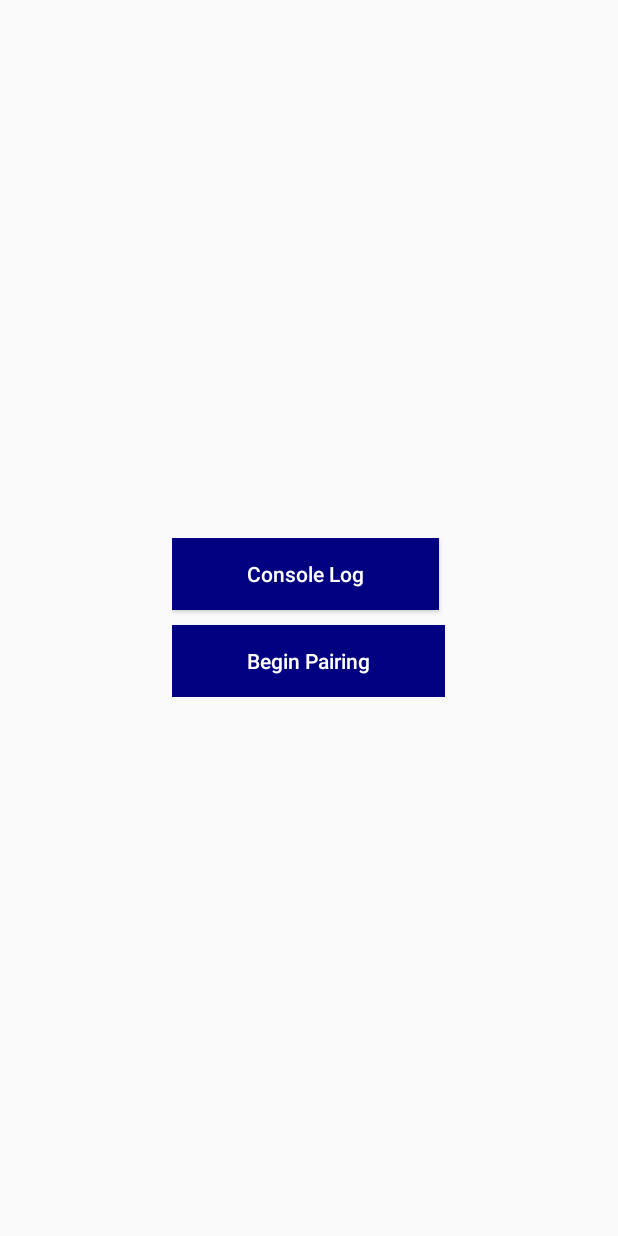
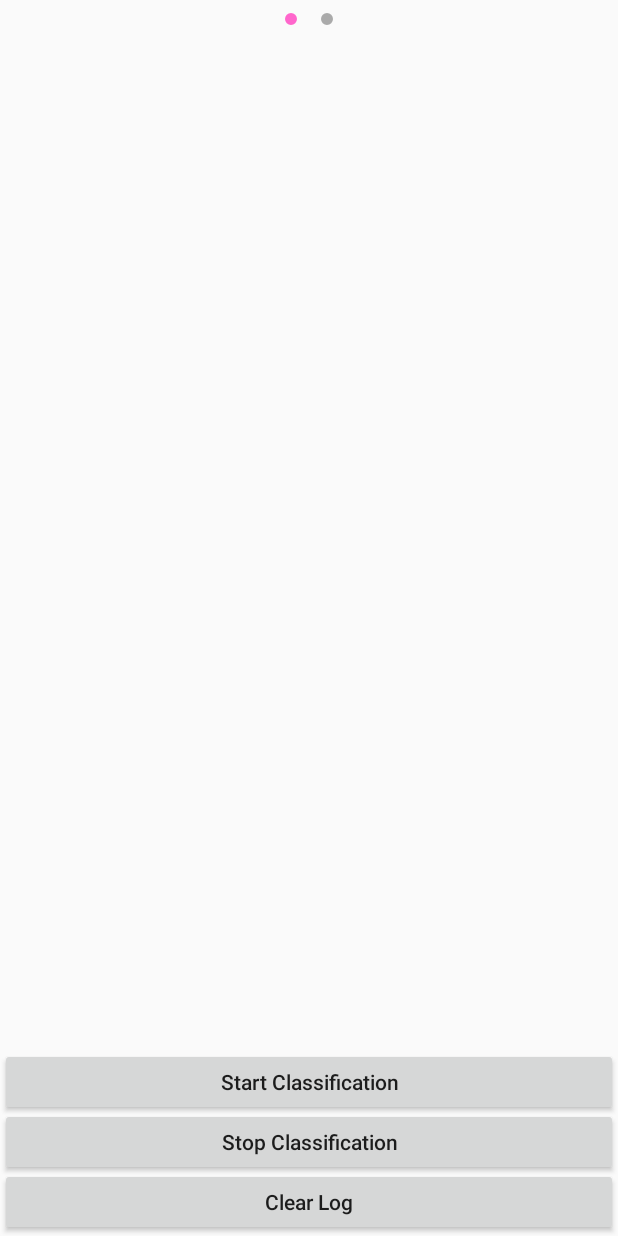
Before and after one commit to adriane0523/Capstone, an Android app: the screen it shows after launch (MainActivity before the commit, SliderParent after it), on a phone screen of 412 x 824 dp. Run offline under Robolectric (Android 15) with nearby library versions, the phone set to English and light mode, and no system bars; our stand-ins replace Firebase (no records; nobody signed in at launch, a user with empty details on screens opened directly), Picasso, Volley; pictures from the network do not load.

Commit message:
Attached StreamFragment to ConsoleLogFragment

```diff
--- a/CapstonePhoneApp/app/src/main/AndroidManifest.xml
+++ b/CapstonePhoneApp/app/src/main/AndroidManifest.xml
@@ -11,13 +11,13 @@
         android:roundIcon="@mipmap/ic_launcher_round"
         android:supportsRtl="true"
         android:theme="@style/AppTheme">
-        <activity android:name=".MainActivity">
+        <activity android:name=".SliderParent">
             <intent-filter>
                 <action android:name="android.intent.action.MAIN" />
                 <category android:name="android.intent.category.LAUNCHER" />
             </intent-filter>
         </activity>
-        <activity android:name=".ConsoleLogActivity"></activity>
+        <activity android:name=".MainActivity"></activity>
     </application>
 
 </manifest>
--- a/CapstonePhoneApp/app/src/main/java/com/example/capstonearchitecture2/ConsoleLogActivity.java
+++ b/CapstonePhoneApp/app/src/main/java/com/example/capstonearchitecture2/ConsoleLogFragment.java
@@ -2,16 +2,25 @@ package com.example.capstonephoneapp;
 
 import android.content.Context;
 import android.os.Bundle;
+import android.text.Html;
 import android.util.Log;
+import android.view.LayoutInflater;
 import android.view.View;
+import android.view.ViewGroup;
 import android.widget.ArrayAdapter;
 import android.widget.Button;
+import android.widget.LinearLayout;
 import android.widget.ListAdapter;
 import android.widget.ListView;
+import android.widget.TextView;
+import android.widget.Toast;
 
 import androidx.annotation.NonNull;
 import androidx.annotation.Nullable;
 import androidx.appcompat.app.AppCompatActivity;
+import androidx.fragment.app.Fragment;
+import androidx.viewpager.widget.PagerAdapter;
+import androidx.viewpager.widget.ViewPager;
 
 import com.android.volley.Request;
 import com.android.volley.RequestQueue;
@@ -19,6 +28,7 @@ import com.android.volley.Response;
 import com.android.volley.VolleyError;
 import com.android.volley.toolbox.StringRequest;
 import com.android.volley.toolbox.Volley;
+import com.example.capstonearchitecture2.PreferenceManager;
 import com.example.capstonephoneapp.LogAdapter;
 import com.example.capstonephoneapp.LogItem;
 import com.example.capstonephoneapp.MainActivity;
@@ -30,6 +40,7 @@ import com.google.firebase.database.DatabaseReference;
 import com.google.firebase.database.FirebaseDatabase;
 import com.google.firebase.database.ValueEventListener;
 
+import java.io.Console;
 import java.text.ParseException;
 import java.text.SimpleDateFormat;
 import java.util.ArrayList;
@@ -37,39 +48,66 @@ import java.util.Collections;
 import java.util.Comparator;
 import java.util.Date;
 
-public class ConsoleLogActivity extends AppCompatActivity {
+public class ConsoleLogFragment extends Fragment {
 
     private DatabaseReference databaseReference;
     public static Context context;
 
-    Button btn_startClassify;
-    Button btn_stopClassify;
-    Button btn_clearLog;
-    ListView lv_consoleLog;
+    private ViewPager viewPager;
+
+    private LinearLayout dots_layout;
+    private TextView[] dots;
+    private Button btn_startClassify;
+    private Button btn_stopClassify;
+    private Button btn_clearLog;
+    private ListView lv_consoleLog;
+    private int[] layouts;
 
     private ArrayList<LogItem> log = new ArrayList<LogItem>();
 
     LogAdapter mLogAdapter;
     RequestQueue queue;
 
-    protected void onCreate(Bundle savedInstanceState){
+    private PreferenceManager preferenceManager;
+
+    public ConsoleLogFragment(){}
+
+    @Override
+    public void onCreate(Bundle savedInstanceState){
         super.onCreate(savedInstanceState);
-        setContentView(R.layout.activity_console_log);
-        initWidgets();
+        if(getArguments() != null){
 
-        queue = Volley.newRequestQueue(ConsoleLogActivity.this);
+        }
+    }
 
-        mLogAdapter = new LogAdapter(this, R.layout.log_item_row, log);
+    public static ConsoleLogFragment newInstance(int page, String param1){
+        ConsoleLogFragment fragment = new ConsoleLogFragment();
+        return fragment;
+    }
+
+    @Override
+    public View onCreateView(LayoutInflater inflater, ViewGroup container, Bundle savedInstanceState){
+        View view = inflater.inflate(R.layout.activity_console_log, container, false);
+        initWidgets(view, inflater, container);
+
+        preferenceManager = new PreferenceManager(getActivity());
+        if(!preferenceManager.isFirstTimeLaunch()){
+            Toast.makeText(getActivity(), "Swipe right to view the smart glass live stream.", Toast.LENGTH_SHORT);
+        }
+
+        queue = Volley.newRequestQueue(getActivity());
+
+        mLogAdapter = new LogAdapter(getActivity(), R.layout.log_item_row, log);
         lv_consoleLog.setAdapter(mLogAdapter);
         mLogAdapter.notifyDataSetChanged();
         databaseReference = FirebaseDatabase.getInstance().getReference().child("log");
-        Log.e("Firebase", databaseReference.toString());
+        Log.e("FIREBASE", databaseReference.toString());
 
         ValueEventListener eventListener = new ValueEventListener() {
             @Override
             public void onDataChange(@NonNull DataSnapshot snapshot) {
                 log.removeAll(log);
-                for(DataSnapshot ds : snapshot.getChildren()){
+                for (DataSnapshot ds : snapshot.getChildren()) {
                     String description = ds.child("description").getValue(String.class);
                     String name = ds.child("name").getValue(String.class);
                     String picture = ds.child("picture").getValue(String.class);
@@ -87,7 +125,7 @@ public class ConsoleLogActivity extends AppCompatActivity {
                     }
                     Log.d("DB ACCESS", "Name is " + name);
                     LogItem logItem = new LogItem(description, name, picture, probability, relation, grade, convertedDate);
-                    logItem.pictureURL = "http://10.0.2.2:5000/"+picture;
+                    logItem.pictureURL = "http://10.0.2.2:5000/" + picture;
                     log.add(logItem);
                     Collections.sort(log, Collections.<LogItem>reverseOrder());
                     mLogAdapter.notifyDataSetChanged();
@@ -104,8 +142,8 @@ public class ConsoleLogActivity extends AppCompatActivity {
         btn_startClassify.setOnClickListener(new View.OnClickListener() {
             @Override
             public void onClick(View view) {
-                Log.d("onClick","Start Classifying button pressed");
-                String url ="http://10.0.2.2:5000/classify";
+                Log.d("onClick", "Start Classifying button pressed");
+                String url = "http://10.0.2.2:5000/classify";
 
                 // Request a string response from the provided URL.
                 StringRequest stringRequest = new StringRequest(Request.Method.GET, url,
@@ -113,12 +151,12 @@ public class ConsoleLogActivity extends AppCompatActivity {
                             @Override
                             public void onResponse(String response) {
                                 // Display the first 500 characters of the response string.
-                               Log.d("GET RESPONSE","Response is: "+ response.substring(0,500));
+                                Log.d("GET RESPONSE", "Response is: " + response.substring(0, 500));
                             }
                         }, new Response.ErrorListener() {
                     @Override
                     public void onErrorResponse(VolleyError error) {
-                      Log.d("GET RESPONSE","That didn't work!");
+                        Log.d("GET RESPONSE", "That didn't work!");
                     }
                 });
 
@@ -144,12 +182,16 @@ public class ConsoleLogActivity extends AppCompatActivity {
                 mLogAdapter.notifyDataSetChanged();
             }
         });
+
+        return view;
     }
 
-    private void initWidgets(){
-        btn_startClassify = (Button) findViewById(R.id.btn_startClassify);
-        btn_stopClassify = (Button) findViewById(R.id.btn_stopClassify);
-        btn_clearLog = (Button) findViewById(R.id.btn_clearLog);
-        lv_consoleLog = (ListView) findViewById(R.id.lv_consoleLog);
+    private void initWidgets(View view, LayoutInflater inflater, ViewGroup container) {
+        btn_startClassify = (Button) view.findViewById(R.id.btn_startClassify);
+        btn_stopClassify = (Button) view.findViewById(R.id.btn_stopClassify);
+        btn_clearLog = (Button) view.findViewById(R.id.btn_clearLog);
+        lv_consoleLog = (ListView) view.findViewById(R.id.lv_consoleLog);
+
     }
+
 }
--- /dev/null
+++ b/CapstonePhoneApp/app/src/main/java/com/example/capstonearchitecture2/PreferenceManager.java
@@ -0,0 +1,32 @@
+package com.example.capstonearchitecture2;
+
+import android.content.Context;
+import android.content.SharedPreferences;
+
+public class PreferenceManager {
+    SharedPreferences pref;
+    SharedPreferences.Editor editor;
+    Context context;
+
+    int PRIVATE_MODE = 0;
+
+    // Shared preferences file name
+    private static final String PREF_NAME = "capstonephoneapp-welcome";
+
+    private static final String IS_FIRST_TIME_LAUNCH = "IsFirstTimeLaunch";
+
+    public PreferenceManager(Context context) {
+        this.context = context;
+        pref = context.getSharedPreferences(PREF_NAME, PRIVATE_MODE);
+        editor = pref.edit();
+    }
+
+    public void setFirstTimeLaunch(boolean isFirstTime) {
+        editor.putBoolean(IS_FIRST_TIME_LAUNCH, isFirstTime);
+        editor.commit();
+    }
+
+    public boolean isFirstTimeLaunch() {
+        return pref.getBoolean(IS_FIRST_TIME_LAUNCH, true);
+    }
+}
--- /dev/null
+++ b/CapstonePhoneApp/app/src/main/java/com/example/capstonearchitecture2/SliderParent.java
@@ -0,0 +1,62 @@
+package com.example.capstonephoneapp;
+
+import android.os.Bundle;
+
+import androidx.appcompat.app.AppCompatActivity;
+import androidx.fragment.app.Fragment;
+import androidx.fragment.app.FragmentActivity;
+import androidx.viewpager2.adapter.FragmentStateAdapter;
+import androidx.viewpager2.widget.ViewPager2;
+
+import com.example.capstonearchitecture2.StreamFragment;
+import com.example.capstonephoneapp.ConsoleLogFragment;
+import com.example.capstonephoneapp.R;
+import com.google.android.material.tabs.TabLayout;
+import com.google.android.material.tabs.TabLayoutMediator;
+
+public class SliderParent extends AppCompatActivity {
+
+    FragmentStateAdapter fragmentStateAdapter;
+
+    @Override
+    protected void onCreate(Bundle savedInstanceState){
+        super.onCreate(savedInstanceState);
+        setContentView(R.layout.activity_views_slider);
+        ViewPager2 vp2 = (ViewPager2) findViewById(R.id.view_pager2);
+        TabLayout tabLayout = (TabLayout) findViewById(R.id.tab_layout);
+
+        fragmentStateAdapter = new ScreenSlidePagerAdapter(this);
+        vp2.setAdapter(fragmentStateAdapter);
+
+        new TabLayoutMediator(tabLayout, vp2,
+                (tab, position) -> tab.setText("")).attach();
+
+    }
+
+    private class ScreenSlidePagerAdapter extends FragmentStateAdapter {
+        private static final int NUM_PAGES = 2;
+
+        public ScreenSlidePagerAdapter(FragmentActivity fa) {
+            super(fa);
+        }
+
+        @Override
+        public Fragment createFragment(int position) {
+
+            switch (position) {
+                case 0:
+                    return ConsoleLogFragment.newInstance(0,"I'm the ConsoleLogFragment");
+                case 1 :
+                    return StreamFragment.newInstance(1, "I'm the StreamFragment");
+                default: return null;
+
+            }
+        }
+
+        @Override
+        public int getItemCount() {
+            return 2;
+        }
+    }
+
+}
--- /dev/null
+++ b/CapstonePhoneApp/app/src/main/res/drawable/default_dot.xml
@@ -0,0 +1,12 @@
+<?xml version="1.0" encoding="utf-8"?>
+<layer-list xmlns:android="http://schemas.android.com/apk/res/android">
+    <item>
+        <shape
+            android:innerRadius="0dp"
+            android:shape="ring"
+            android:thickness="4dp"
+            android:useLevel="false">
+            <solid android:color="@android:color/darker_gray"/>
+        </shape>
+    </item>
+</layer-list>
--- /dev/null
+++ b/CapstonePhoneApp/app/src/main/res/drawable/selected_dot.xml
@@ -0,0 +1,12 @@
+<?xml version="1.0" encoding="utf-8"?>
+<layer-list xmlns:android="http://schemas.android.com/apk/res/android">
+    <item>
+        <shape
+            android:innerRadius="0dp"
+            android:shape="ring"
+            android:thickness="4dp"
+            android:useLevel="false">
+            <solid android:color="#ff66cc"/>
+        </shape>
+    </item>
+</layer-list>
--- /dev/null
+++ b/CapstonePhoneApp/app/src/main/res/drawable/tab_selector.xml
@@ -0,0 +1,8 @@
+<?xml version="1.0" encoding="utf-8"?>
+<selector xmlns:android="http://schemas.android.com/apk/res/android">
+
+    <item android:drawable="@drawable/selected_dot"
+    android:state_selected="true"/>
+
+    <item android:drawable="@drawable/default_dot"/>
+</selector>
--- a/CapstonePhoneApp/app/src/main/res/layout/activity_console_log.xml
+++ b/CapstonePhoneApp/app/src/main/res/layout/activity_console_log.xml
@@ -1,15 +1,19 @@
 <?xml version="1.0" encoding="utf-8"?>
+<FrameLayout xmlns:android="http://schemas.android.com/apk/res/android"
+    android:layout_width="match_parent"
+    android:layout_height="match_parent"
+    xmlns:tools="http://schemas.android.com/tools">
+
     <RelativeLayout
-    xmlns:android="http://schemas.android.com/apk/res/android" android:layout_width="match_parent"
+        android:layout_width="match_parent"
         android:layout_height="match_parent">
-
 
         <ListView
             android:id="@+id/lv_consoleLog"
             android:layout_width="match_parent"
             android:layout_height="wrap_content"
             android:layout_above="@+id/button_layout"
-        />
+            android:layout_alignParentTop="true"/>
 
         <RelativeLayout
             android:id="@+id/button_layout"
@@ -42,8 +46,8 @@
                 android:layout_height="45dp"
                 android:layout_below="@+id/btn_stopClassify"/>
 
+        </RelativeLayout>
 
     </RelativeLayout>
 
-
-</RelativeLayout>
+</FrameLayout>
--- /dev/null
+++ b/CapstonePhoneApp/app/src/main/res/layout/activity_views_slider.xml
@@ -0,0 +1,22 @@
+<?xml version="1.0" encoding="utf-8"?>
+<RelativeLayout xmlns:android="http://schemas.android.com/apk/res/android"
+    android:layout_width="match_parent"
+    android:layout_height="match_parent"
+    xmlns:app="http://schemas.android.com/apk/res-auto">
+
+    <com.google.android.material.tabs.TabLayout
+        android:id="@+id/tab_layout"
+        android:layout_width="match_parent"
+        android:layout_height="25dp"
+        app:tabBackground="@drawable/tab_selector"
+        app:tabGravity="center"
+        app:tabIndicatorHeight="0dp" />
+
+    <androidx.viewpager2.widget.ViewPager2
+        android:id="@+id/view_pager2"
+        android:layout_width="match_parent"
+        android:layout_height="match_parent"
+        android:layout_below="@+id/tab_layout"/>
+
+
+</RelativeLayout>
```
Also changed, not shown: CapstonePhoneApp/app/build.gradle (+11 -0 lines), CapstonePhoneApp/app/src/main/java/com/example/capstonearchitecture2/MainActivity.java (+1 -6 lines), CapstonePhoneApp/app/src/main/java/com/example/capstonearchitecture2/StreamFragment.java (added, +38 -0 lines), CapstonePhoneApp/app/src/main/res/layout/activity_stream.xml (added, +11 -0 lines), CapstonePhoneApp/app/src/main/res/values/colors.xml (+32 -0 lines), CapstonePhoneApp/app/src/main/res/values/dimens.xml (added, +13 -0 lines). Lines whose indentation alone changed are shown as unchanged.
